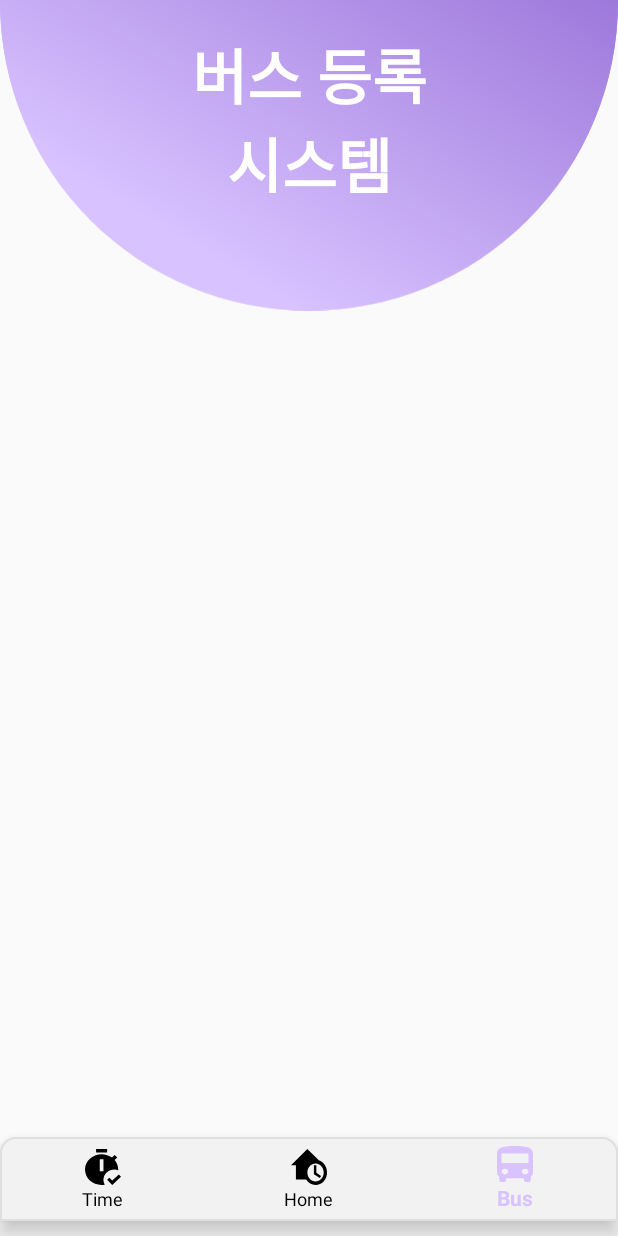
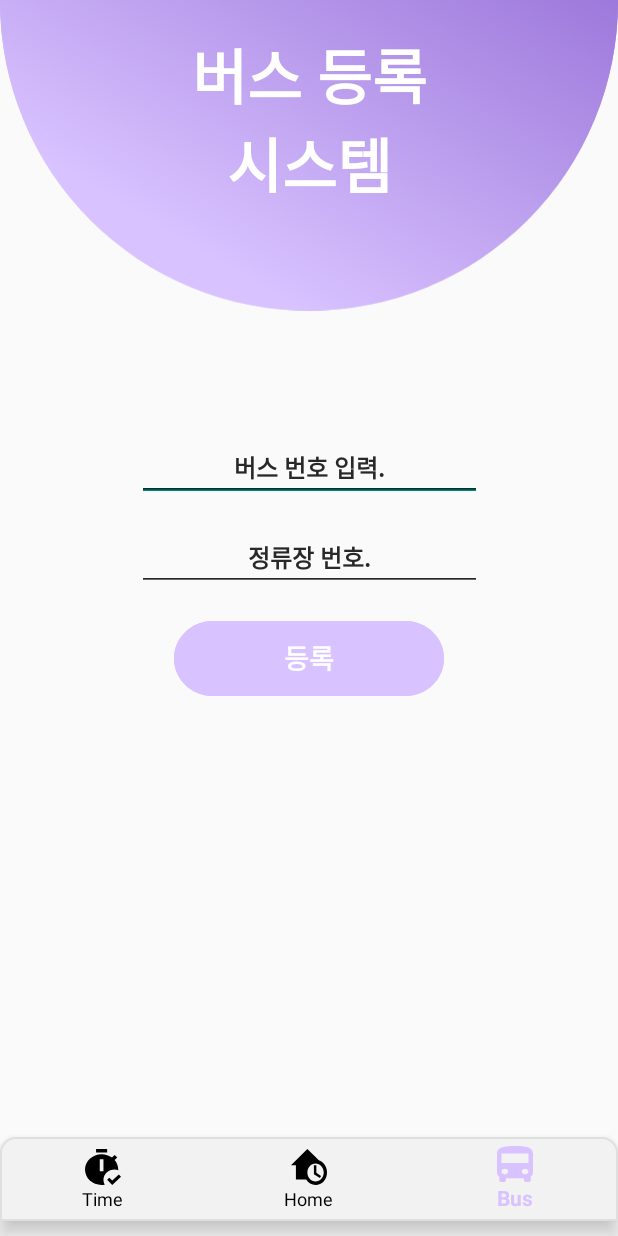
Before and after one commit to MidasApp9team/midas_android2, an Android app built with Jetpack Compose: the fragment BusFragment placed in its activity, item 3 of the bottom bar chosen, on a phone screen of 412 x 824 dp. Run offline under Robolectric (Android 15) with nearby library versions, the phone set to English and light mode, and no system bars; our stand-ins replace Dagger/Hilt's generated code, data binding.

Commit message:
feat: 버스 등록 ui

```diff
--- a/app/src/main/res/layout/fragment_bus.xml
+++ b/app/src/main/res/layout/fragment_bus.xml
@@ -8,6 +8,7 @@
         tools:context=".bus.BusFragment">
 
         <ImageView
+            android:id="@+id/imageView3"
             android:layout_width="wrap_content"
             android:layout_height="wrap_content"
             android:layout_marginTop="-288dp"
@@ -25,6 +26,37 @@
             app:layout_constraintStart_toStartOf="parent"
             app:layout_constraintTop_toTopOf="parent" />
 
+        <EditText
+            android:id="@+id/et_bus_num"
+            style="@style/basic_small_text"
+            android:layout_width="230dp"
+            android:layout_height="wrap_content"
+            android:hint="버스 번호 입력."
+            android:gravity="center"
+            app:layout_constraintEnd_toEndOf="parent"
+            app:layout_constraintStart_toStartOf="parent"
+            app:layout_constraintTop_toBottomOf="@+id/imageView3" />
+
+        <EditText
+            android:id="@+id/et_station_num"
+            style="@style/basic_small_text"
+            android:layout_width="230dp"
+            android:layout_height="wrap_content"
+            android:layout_marginTop="15dp"
+            android:gravity="center"
+            android:hint="정류장 번호."
+            app:layout_constraintEnd_toEndOf="parent"
+            app:layout_constraintStart_toStartOf="parent"
+            app:layout_constraintTop_toBottomOf="@+id/et_bus_num" />
+
+        <Button
+            android:id="@+id/btn_put"
+            style="@style/btn_text"
+            android:layout_marginTop="20dp"
+            android:text="등록"
+            app:layout_constraintEnd_toEndOf="parent"
+            app:layout_constraintStart_toStartOf="parent"
+            app:layout_constraintTop_toBottomOf="@+id/et_station_num" />
 
     </androidx.constraintlayout.widget.ConstraintLayout>
 </layout>
--- a/di/src/main/java/com/example/di/NetworkModule.kt
+++ b/di/src/main/java/com/example/di/NetworkModule.kt
@@ -15,7 +15,7 @@ import javax.inject.Singleton
 @InstallIn(SingletonComponent::class)
 object NetworkModule {
 
-    private const val BASE_URL = ""
+    private const val BASE_URL = "http://192.168.101.84:8080"
 
     @Provides
     fun provideHttpLoggingInterceptor(): HttpLoggingInterceptor =
```
